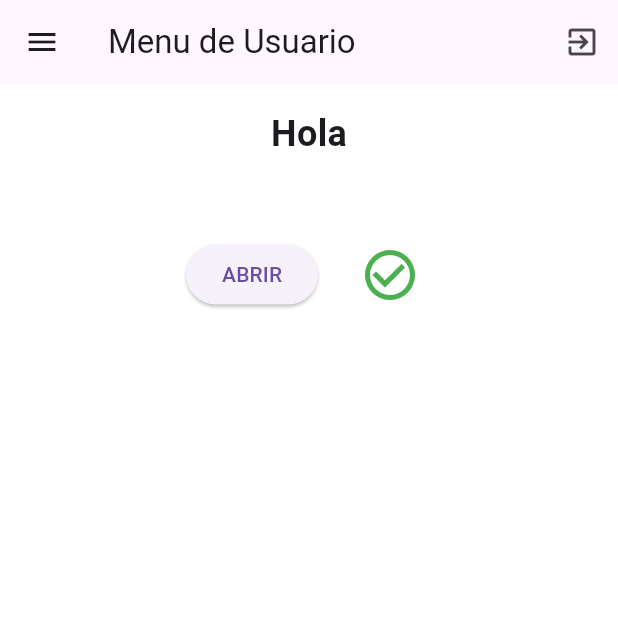
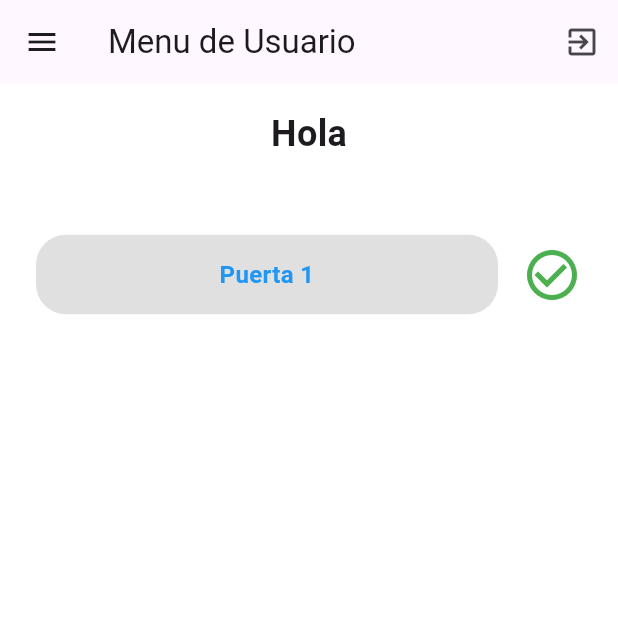
Before and after one commit to ethedy/TUCErradura-app, a Flutter app: the AccionesUser screen opened directly with empty values, on a phone screen of 412 x 824 dp, the top half of it. Run offline on Flutter 3.47's test engine with Material 3 defaults, Android fonts, the phone set to English and light mode, and no system bars.

```diff
--- a/scratch/flutter_application_1/lib/screen_user.dart
+++ b/scratch/flutter_application_1/lib/screen_user.dart
@@ -15,32 +15,56 @@ class AccionesUser extends StatefulWidget {
 class _AccionesUserState extends State<AccionesUser> {
   List<String> log = [];
   bool _isLoading = false; // Para mostrar el indicador de carga
+  final GlobalKey<AnimatedListState> _listKey = GlobalKey<AnimatedListState>();
+
+  @override
+  void initState() {
+    super.initState();
+
+    // Retrasa la ejecución para asegurar que el widget esté completamente inicializado
+    WidgetsBinding.instance.addPostFrameCallback((_) {
+      // Aquí puedes hacer cosas después de que el widget se haya renderizado
+    });
+  }
 
   // Función para hacer la solicitud GET a la API
   Future<void> _sendRequest(String action) async {
+    // Retrasar la solicitud a la red para asegurarse de que el widget esté completamente listo
+    await Future.delayed(Duration.zero);
+
     setState(() {
       _isLoading = true; // Activamos el indicador de carga
     });
 
     // Obtener la URL del API desde el Config
     final apiUrl = Provider.of<Config>(context, listen: false).apiUrl;
+    final url = '$apiUrl/door/$action';
 
-    final url = '$apiUrl/door/$action';
     try {
       final response = await http.get(Uri.parse(url));
 
       if (response.statusCode == 200) {
         setState(() {
           log.add('Acción: $action, Respuesta: ${response.body}');
+          // Limitar el número de acciones a 5
+          if (log.length > 5) {
+            String removedAction = log.removeAt(0); // Remueve la primera acción
+            // Eliminar con animación
+            _removeLogItem(removedAction);
+          }
+          // Insertar nuevo ítem con animación
+          _insertLogItem('Acción: $action, Respuesta: ${response.body}');
         });
       } else {
         setState(() {
           log.add('Error al enviar la solicitud.');
+          _insertLogItem('Error al enviar la solicitud.');
         });
       }
     } catch (e) {
       setState(() {
         log.add('Error de red: $e');
+        _insertLogItem('Error de red: $e');
       });
     } finally {
       setState(() {
@@ -49,9 +73,33 @@ class _AccionesUserState extends State<AccionesUser> {
     }
   }
 
+  // Función para insertar un log con animación
+  void _insertLogItem(String item) {
+    log.add(item);
+    _listKey.currentState
+        ?.insertItem(log.length - 1, duration: Duration(milliseconds: 300));
+  }
+
+  // Función para eliminar un log con animación
+  void _removeLogItem(String item) {
+    final index = log.indexOf(item);
+    if (index != -1) {
+      _listKey.currentState?.removeItem(
+        index,
+        (context, animation) {
+          return FadeTransition(
+            opacity: animation,
+            child: ListTile(title: Text(item)),
+          );
+        },
+        duration: Duration(
+            milliseconds: 300), // Duración para la animación de eliminación
+      );
+    }
+  }
+
   // Función para cerrar sesión y regresar a la pantalla de login
   void _logout(BuildContext context) {
-    // Aquí podrías limpiar cualquier dato de sesión si es necesario
     Navigator.pushReplacement(
       context,
       MaterialPageRoute(
@@ -132,18 +180,44 @@ class _AccionesUserState extends State<AccionesUser> {
             const SizedBox(height: 20),
             // Contenedor con un logo de palomita y acción de abrir puerta
             Row(
-              mainAxisAlignment: MainAxisAlignment.center,
+              mainAxisAlignment: MainAxisAlignment
+                  .spaceBetween, // Para alinear los elementos a los extremos
               children: <Widget>[
-                ElevatedButton(
-                  onPressed: _isLoading ? null : () => _sendRequest('open'),
-                  child: _isLoading
-                      ? const CircularProgressIndicator()
-                      : const Text('ABRIR'),
+                // Primer "botón": solo texto dentro de un Padding
+                Expanded(
+                  child: Padding(
+                    padding: const EdgeInsets.symmetric(horizontal: 8.0),
+                    child: Container(
+                      decoration: BoxDecoration(
+                        color: Colors.grey[300], // Fondo gris claro
+                        borderRadius:
+                            BorderRadius.circular(20.0), // Bordes circulares
+                      ),
+                      padding: const EdgeInsets.symmetric(
+                          vertical:
+                              15.0), // Un poco de padding para que el texto no esté tan pegado
+                      child: Text(
+                        'Puerta 1',
+                        textAlign: TextAlign.center, // Centrar el texto
+                        style: TextStyle(
+                          fontSize: 16,
+                          fontWeight: FontWeight.bold,
+                          color:
+                              Colors.blue, // Puedes cambiar el color del texto
+                        ),
+                      ),
+                    ),
+                  ),
                 ),
-                const SizedBox(width: 20),
+                // Segundo "botón": IconButton que muestra el indicador de carga
                 IconButton(
-                  icon: Icon(Icons.check_circle_outline,
-                      size: 40, color: Colors.green),
+                  icon: _isLoading
+                      ? CircularProgressIndicator(
+                          valueColor:
+                              AlwaysStoppedAnimation<Color>(Colors.green),
+                        )
+                      : Icon(Icons.check_circle_outline,
+                          size: 40, color: Colors.green),
                   onPressed: _isLoading ? null : () => _sendRequest('open'),
                 ),
               ],
@@ -151,11 +225,15 @@ class _AccionesUserState extends State<AccionesUser> {
             const SizedBox(height: 20),
             // Log de acciones realizadas
             Expanded(
-              child: ListView.builder(
-                itemCount: log.length,
-                itemBuilder: (context, index) {
-                  return ListTile(
-                    title: Text(log[index]),
+              child: AnimatedList(
+                key: _listKey,
+                initialItemCount: log.length,
+                itemBuilder: (context, index, animation) {
+                  return FadeTransition(
+                    opacity: animation,
+                    child: ListTile(
+                      title: Text(log[index]),
+                    ),
                   );
                 },
               ),
```
Also changed, not shown: scratch/flutter_application_1/assets/images/Background.svg (deleted), scratch/flutter_application_1/assets/images/LOG_ POLITECNICO.svg (deleted), scratch/flutter_application_1/assets/images/LOG_UNR.svg (deleted), scratch/flutter_application_1/assets/images/background_1_.svg (deleted).
